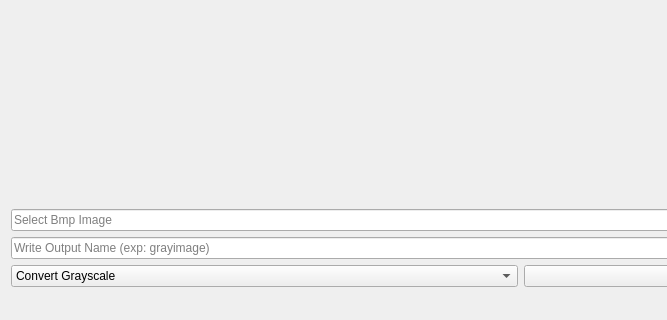
yvznvr/ImageProcessing, file mainwindow.ui: the form before one commit; both pictures show x 0 to 667 and y 313 to 633 of the 1042 by 633 pixel window.
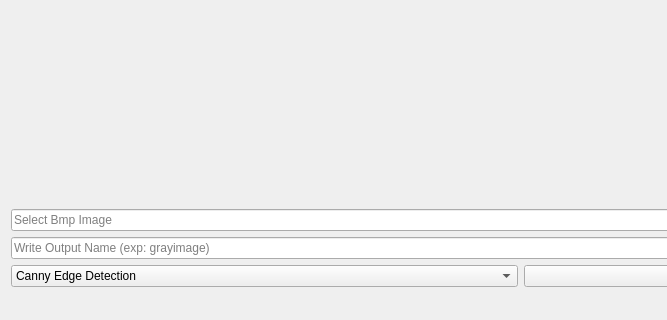
The form after the commit.

Commit message: canny and hough

Patch:
```diff
--- a/mainwindow.ui
+++ b/mainwindow.ui
@@ -96,6 +96,16 @@
        <layout class="QHBoxLayout" name="horizontalLayout">
         <item>
          <widget class="QComboBox" name="comboBox">
+          <item>
+           <property name="text">
+            <string>Canny Edge Detection</string>
+           </property>
+          </item>
+          <item>
+           <property name="text">
+            <string>Colored Export</string>
+           </property>
+          </item>
           <item>
            <property name="text">
             <string>Convert Grayscale</string>
```
The commit also changes 7 other files.
